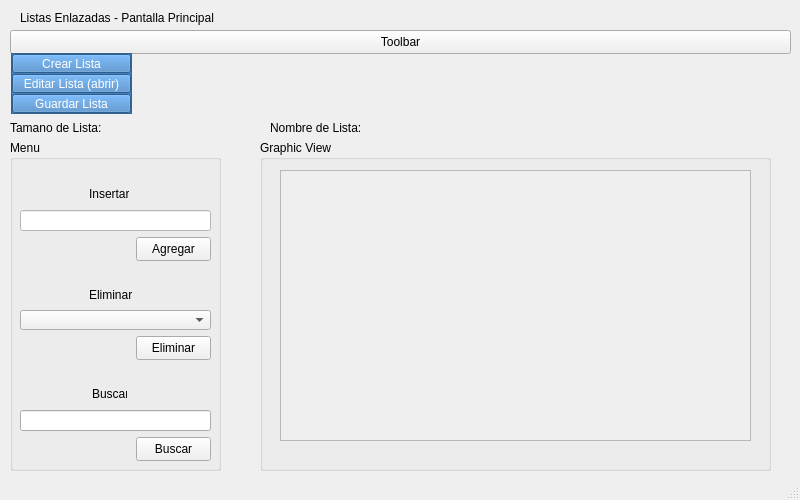
josuedejesus/ProjectoEstructuraDeDatos, file ProyectoEstructuraDeDatos/MainWindow.ui: the form before one commit.
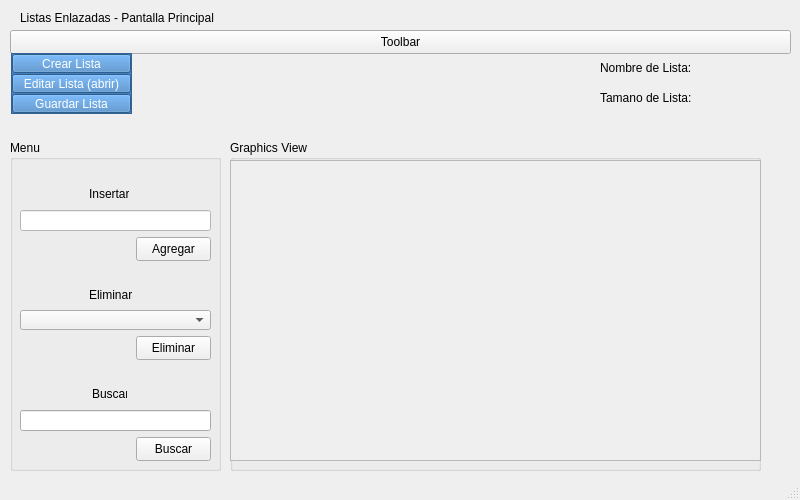
The form after the commit.

The edit to the form file:
```diff
--- a/ProyectoEstructuraDeDatos/MainWindow.ui
+++ b/ProyectoEstructuraDeDatos/MainWindow.ui
@@ -642,66 +642,6 @@
      </property>
     </widget>
    </widget>
-   <widget class="QGroupBox" name="groupBox_graphicview">
-    <property name="geometry">
-     <rect>
-      <x>260</x>
-      <y>140</y>
-      <width>511</width>
-      <height>331</height>
-     </rect>
-    </property>
-    <property name="styleSheet">
-     <string notr="true"/>
-    </property>
-    <property name="title">
-     <string>Graphic View</string>
-    </property>
-    <widget class="QScrollArea" name="scrollArea">
-     <property name="geometry">
-      <rect>
-       <x>20</x>
-       <y>30</y>
-       <width>471</width>
-       <height>271</height>
-      </rect>
-     </property>
-     <property name="widgetResizable">
-      <bool>true</bool>
-     </property>
-     <widget class="QWidget" name="scrollAreaWidgetContents">
-      <property name="geometry">
-       <rect>
-        <x>0</x>
-        <y>0</y>
-        <width>469</width>
-        <height>269</height>
-       </rect>
-      </property>
-      <widget class="QWidget" name="widget" native="true">
-       <property name="geometry">
-        <rect>
-         <x>0</x>
-         <y>0</y>
-         <width>441</width>
-         <height>251</height>
-        </rect>
-       </property>
-       <widget class="QWidget" name="verticalLayoutWidget">
-        <property name="geometry">
-         <rect>
-          <x>0</x>
-          <y>0</y>
-          <width>391</width>
-          <height>231</height>
-         </rect>
-        </property>
-        <layout class="QVBoxLayout" name="verticalLayout_2"/>
-       </widget>
-      </widget>
-     </widget>
-    </widget>
-   </widget>
    <widget class="QFrame" name="frame_opciones">
     <property name="enabled">
      <bool>true</bool>
@@ -783,8 +723,8 @@
    <widget class="QLabel" name="label">
     <property name="geometry">
      <rect>
-      <x>10</x>
-      <y>120</y>
+      <x>600</x>
+      <y>90</y>
       <width>91</width>
       <height>16</height>
      </rect>
@@ -796,9 +736,9 @@
    <widget class="QLabel" name="label_tamano">
     <property name="geometry">
      <rect>
-      <x>100</x>
-      <y>120</y>
-      <width>41</width>
+      <x>690</x>
+      <y>90</y>
+      <width>101</width>
       <height>20</height>
      </rect>
     </property>
@@ -809,8 +749,8 @@
    <widget class="QLabel" name="label_archivo">
     <property name="geometry">
      <rect>
-      <x>360</x>
-      <y>120</y>
+      <x>690</x>
+      <y>60</y>
       <width>101</width>
       <height>16</height>
      </rect>
@@ -822,8 +762,8 @@
    <widget class="QLabel" name="label_insertar_2">
     <property name="geometry">
      <rect>
-      <x>270</x>
-      <y>120</y>
+      <x>600</x>
+      <y>60</y>
       <width>91</width>
       <height>16</height>
      </rect>
@@ -835,6 +775,104 @@
      <string>Nombre de Lista:</string>
     </property>
    </widget>
+   <widget class="QGroupBox" name="groupBox">
+    <property name="geometry">
+     <rect>
+      <x>230</x>
+      <y>140</y>
+      <width>531</width>
+      <height>331</height>
+     </rect>
+    </property>
+    <property name="title">
+     <string>Graphics View</string>
+    </property>
+    <widget class="QFrame" name="frame_view">
+     <property name="geometry">
+      <rect>
+       <x>0</x>
+       <y>20</y>
+       <width>531</width>
+       <height>301</height>
+      </rect>
+     </property>
+     <property name="frameShape">
+      <enum>QFrame::StyledPanel</enum>
+     </property>
+     <property name="frameShadow">
+      <enum>QFrame::Raised</enum>
+     </property>
+     <widget class="QScrollArea" name="scroll_view">
+      <property name="geometry">
+       <rect>
+        <x>0</x>
+        <y>0</y>
+        <width>531</width>
+        <height>301</height>
+       </rect>
+      </property>
+      <property name="widgetResizable">
+       <bool>true</bool>
+      </property>
+      <widget class="QWidget" name="scroll_content">
+       <property name="geometry">
+        <rect>
+         <x>0</x>
+         <y>0</y>
+         <width>529</width>
+         <height>299</height>
+        </rect>
+       </property>
+       <widget class="QWidget" name="verticalLayoutWidget">
+        <property name="geometry">
+         <rect>
+          <x>0</x>
+          <y>0</y>
+          <width>531</width>
+          <height>301</height>
+         </rect>
+        </property>
+        <layout class="QVBoxLayout" name="layout">
+         <property name="spacing">
+          <number>20</number>
+         </property>
+         <property name="sizeConstraint">
+          <enum>QLayout::SetNoConstraint</enum>
+         </property>
+         <property name="leftMargin">
+          <number>200</number>
+         </property>
+         <property name="topMargin">
+          <number>10</number>
+         </property>
+         <property name="rightMargin">
+          <number>200</number>
+         </property>
+         <property name="bottomMargin">
+          <number>10</number>
+         </property>
+         <item>
+          <spacer name="verticalSpacer">
+           <property name="orientation">
+            <enum>Qt::Vertical</enum>
+           </property>
+           <property name="sizeType">
+            <enum>QSizePolicy::Expanding</enum>
+           </property>
+           <property name="sizeHint" stdset="0">
+            <size>
+             <width>20</width>
+             <height>40</height>
+            </size>
+           </property>
+          </spacer>
+         </item>
+        </layout>
+       </widget>
+      </widget>
+     </widget>
+    </widget>
+   </widget>
   </widget>
   <widget class="QStatusBar" name="statusBar"/>
   <action name="actionCrear_Lista">
```
